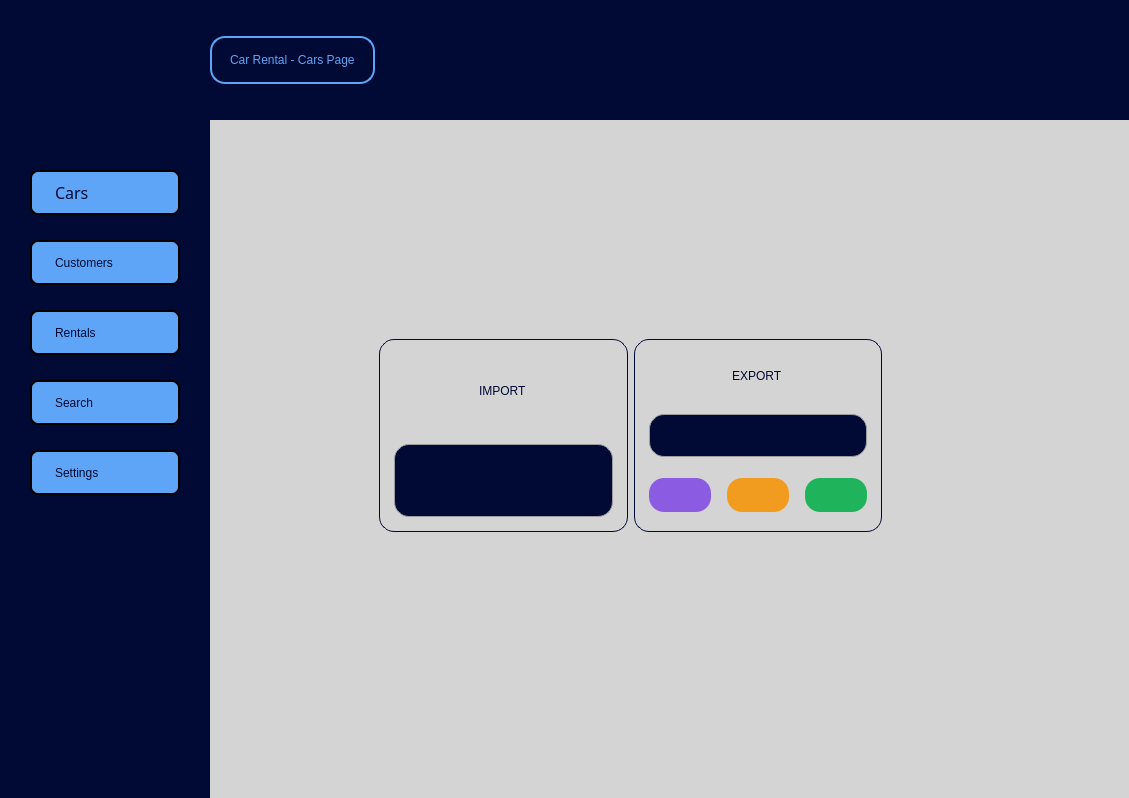
Qt form ui/home.ui (wkn00/car-rental) before a commit.
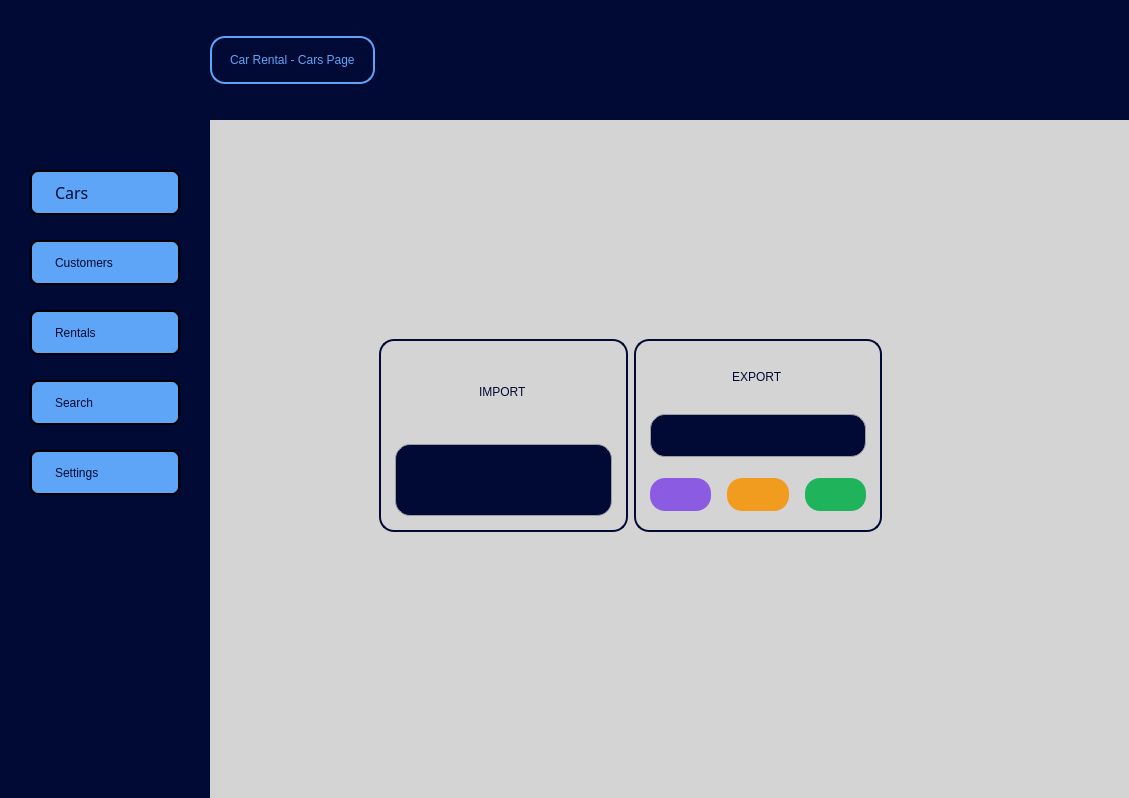
The same form after that commit. The open tabs and pages were chosen to show the change. Icons and pictures are not drawn.

Diff of the .ui file:
```diff
--- a/ui/home.ui
+++ b/ui/home.ui
@@ -2460,7 +2460,7 @@
 font: 600 10pt &quot;Segoe UI Semibold&quot;;
 color: rgb(0, 10, 52);
 background-color: rgb(212, 212, 212);
-border: 1px solid rgb(0, 10, 52)
+border: 2px solid rgb(0, 10, 52)
 }
 
 QPushButton{
@@ -2536,7 +2536,7 @@
 font: 600 10pt &quot;Segoe UI Semibold&quot;;
 color: rgb(0, 10, 52);
 background-color: rgb(212, 212, 212);
-border: 1px solid rgb(0, 10, 52)
+border: 2px solid rgb(0, 10, 52)
 
 
 }
```
Left out of the diff: 10 changed lines with no effect on the pictures.
